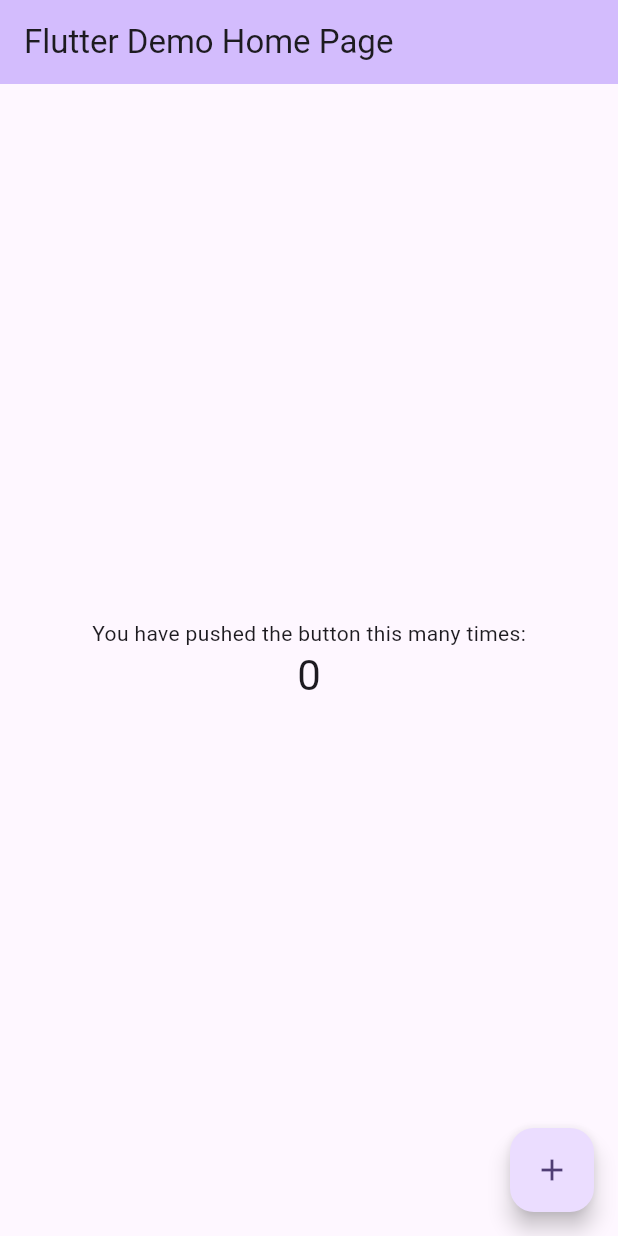
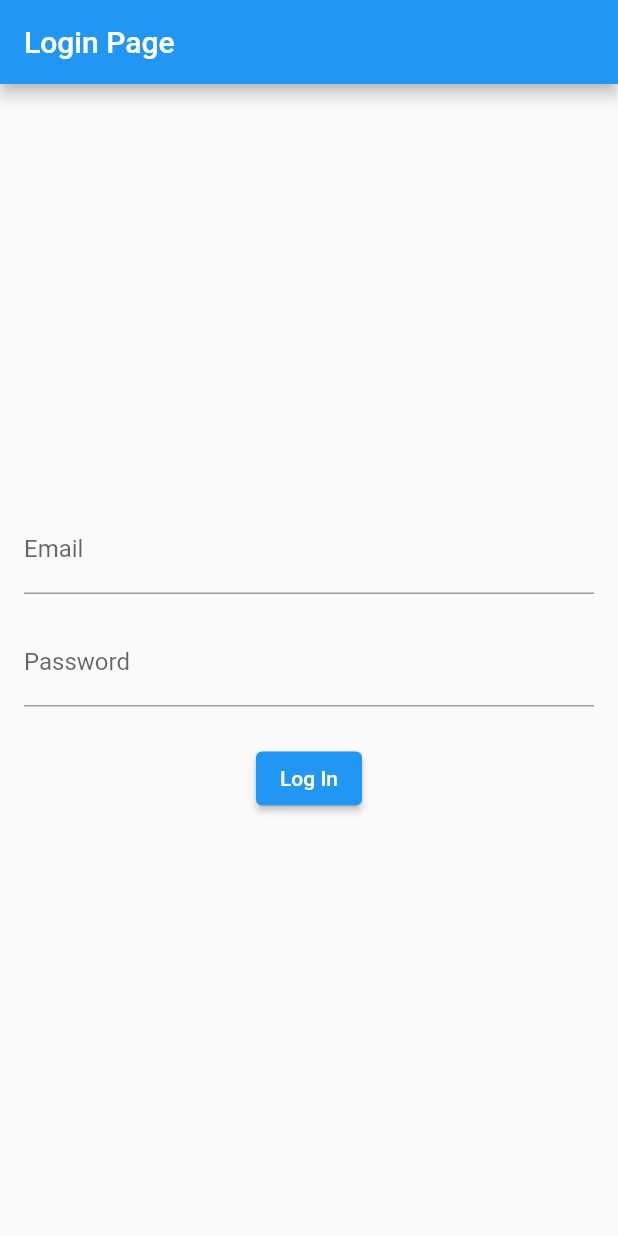
Before and after one commit to AbdulhafizOla/experiment_proj, a Flutter app: the screen it shows after launch, on a phone screen of 412 x 824 dp. Run offline on Flutter 3.47's test engine with Material 2 defaults, Android fonts, the light colour scheme and no system bars; our stand-ins replace device_preview.

Commit message:
Changed the demo app to a login page

```diff
--- a/lib/main.dart
+++ b/lib/main.dart
@@ -3,126 +3,85 @@ import 'package:device_preview/device_preview.dart';
 void main() {
   runApp(DevicePreview(
     enabled: true,
-    builder: (context) => const MyApp(),
+    builder: (context) => LoginPage (),
   ) );
 }
 
-class MyApp extends StatelessWidget {
-  const MyApp({super.key});
-
-  // This widget is the root of your application.
+class LoginPage extends StatelessWidget {
   @override
   Widget build(BuildContext context) {
     return MaterialApp(
-      title: 'Flutter Demo',
+      title: 'Login Page',
       theme: ThemeData(
-        // This is the theme of your application.
-        //
-        // TRY THIS: Try running your application with "flutter run". You'll see
-        // the application has a blue toolbar. Then, without quitting the app,
-        // try changing the seedColor in the colorScheme below to Colors.green
-        // and then invoke "hot reload" (save your changes or press the "hot
-        // reload" button in a Flutter-supported IDE, or press "r" if you used
-        // the command line to start the app).
-        //
-        // Notice that the counter didn't reset back to zero; the application
-        // state is not lost during the reload. To reset the state, use hot
-        // restart instead.
-        //
-        // This works for code too, not just values: Most code changes can be
-        // tested with just a hot reload.
-        colorScheme: ColorScheme.fromSeed(seedColor: Colors.deepPurple),
-        useMaterial3: true,
+        primarySwatch: Colors.blue,
       ),
-      home: const MyHomePage(title: 'Flutter Demo Home Page'),
+      home: Scaffold(
+        appBar: AppBar(
+          title: Text('Login Page'),
+        ),
+        body: Center(
+          child: LoginForm(),
+        ),
+      ),
     );
   }
 }
 
-class MyHomePage extends StatefulWidget {
-  const MyHomePage({super.key, required this.title});
-
-  // This widget is the home page of your application. It is stateful, meaning
-  // that it has a State object (defined below) that contains fields that affect
-  // how it looks.
-
-  // This class is the configuration for the state. It holds the values (in this
-  // case the title) provided by the parent (in this case the App widget) and
-  // used by the build method of the State. Fields in a Widget subclass are
-  // always marked "final".
-
-  final String title;
-
+class LoginForm extends StatefulWidget {
   @override
-  State<MyHomePage> createState() => _MyHomePageState();
+  _LoginFormState createState() => _LoginFormState();
 }
 
-class _MyHomePageState extends State<MyHomePage> {
-  int _counter = 0;
-
-  void _incrementCounter() {
-    setState(() {
-      // This call to setState tells the Flutter framework that something has
-      // changed in this State, which causes it to rerun the build method below
-      // so that the display can reflect the updated values. If we changed
-      // _counter without calling setState(), then the build method would not be
-      // called again, and so nothing would appear to happen.
-      _counter++;
-    });
-  }
+class _LoginFormState extends State<LoginForm> {
+  final _formKey = GlobalKey<FormState>();
+  TextEditingController _emailController = TextEditingController();
+  TextEditingController _passwordController = TextEditingController();
 
   @override
   Widget build(BuildContext context) {
-    // This method is rerun every time setState is called, for instance as done
-    // by the _incrementCounter method above.
-    //
-    // The Flutter framework has been optimized to make rerunning build methods
-    // fast, so that you can just rebuild anything that needs updating rather
-    // than having to individually change instances of widgets.
-    return Scaffold(
-      appBar: AppBar(
-        // TRY THIS: Try changing the color here to a specific color (to
-        // Colors.amber, perhaps?) and trigger a hot reload to see the AppBar
-        // change color while the other colors stay the same.
-        backgroundColor: Theme.of(context).colorScheme.inversePrimary,
-        // Here we take the value from the MyHomePage object that was created by
-        // the App.build method, and use it to set our appbar title.
-        title: Text(widget.title),
-      ),
-      body: Center(
-        // Center is a layout widget. It takes a single child and positions it
-        // in the middle of the parent.
+    return Form(
+      key: _formKey,
+      child: Padding(
+        padding: EdgeInsets.all(16.0),
         child: Column(
-          // Column is also a layout widget. It takes a list of children and
-          // arranges them vertically. By default, it sizes itself to fit its
-          // children horizontally, and tries to be as tall as its parent.
-          //
-          // Column has various properties to control how it sizes itself and
-          // how it positions its children. Here we use mainAxisAlignment to
-          // center the children vertically; the main axis here is the vertical
-          // axis because Columns are vertical (the cross axis would be
-          // horizontal).
-          //
-          // TRY THIS: Invoke "debug painting" (choose the "Toggle Debug Paint"
-          // action in the IDE, or press "p" in the console), to see the
-          // wireframe for each widget.
           mainAxisAlignment: MainAxisAlignment.center,
-          children: <Widget>[
-            const Text(
-              'You have pushed the button this many times:',
+          children: [
+            TextFormField(
+              controller: _emailController,
+              decoration: InputDecoration(labelText: 'Email'),
+              validator: (value) {
+                if (value!.isEmpty) {
+                  return 'Please enter your email';
+                }
+                return null;
+              },
             ),
-            Text(
-              '$_counter',
-              style: Theme.of(context).textTheme.headlineMedium,
+            SizedBox(height: 16.0),
+            TextFormField(
+              controller: _passwordController,
+              decoration: InputDecoration(labelText: 'Password'),
+              validator: (value) {
+                if (value!.isEmpty) {
+                  return 'Please enter your password';
+                }
+                return null;
+              },
+            ),
+            SizedBox(height: 24.0),
+            ElevatedButton(
+              onPressed: () {
+                if (_formKey.currentState!.validate()) {
+                  // Perform login logic here
+                  String email = _emailController.text;
+                  String password = _passwordController.text;
+                  print('Email: $email, Password: $password');
+                }
+              },
+              child: Text('Log In'),
             ),
           ],
         ),
       ),
-      floatingActionButton: FloatingActionButton(
-        onPressed: _incrementCounter,
-        tooltip: 'Increment',
-        child: const Icon(Icons.add),
-      ), // This trailing comma makes auto-formatting nicer for build methods.
     );
   }
 }
--- a/pubspec.yaml
+++ b/pubspec.yaml
@@ -30,12 +30,11 @@ environment:
 dependencies:
   flutter:
     sdk: flutter
-
+  device_preview: ^1.1.0
 
   # The following adds the Cupertino Icons font to your application.
   # Use with the CupertinoIcons class for iOS style icons.
   cupertino_icons: ^1.0.2
-  device_preview: ^1.1.0
 
 dev_dependencies:
   flutter_test:
```
Also changed, not shown: 1 other file.
